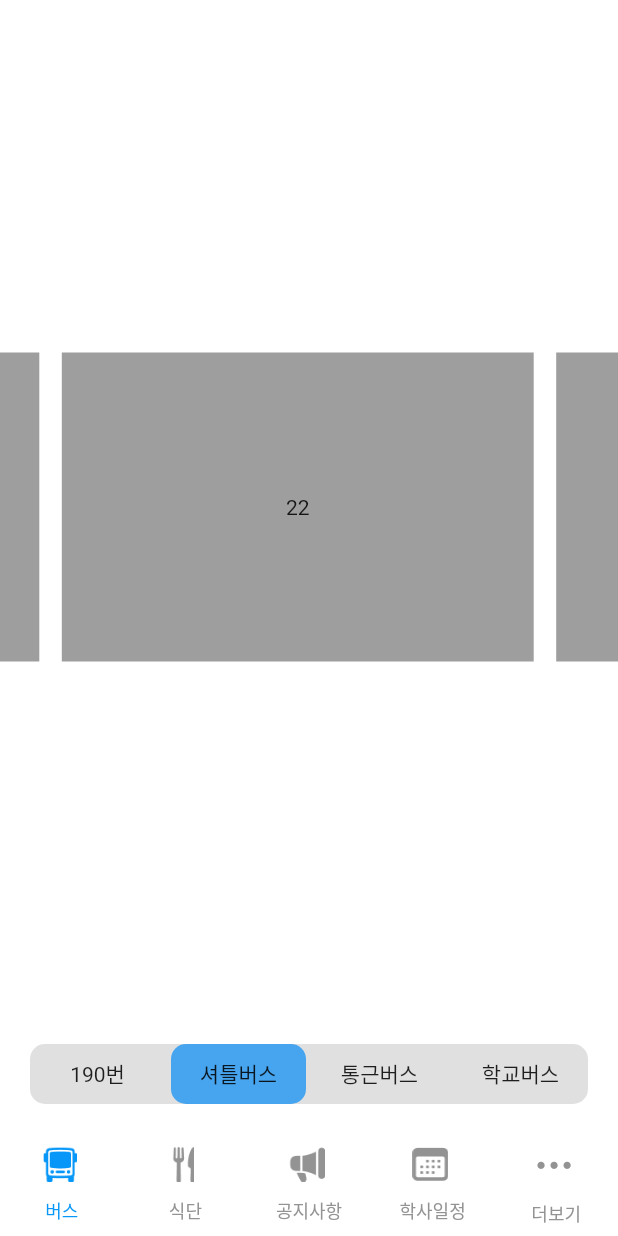
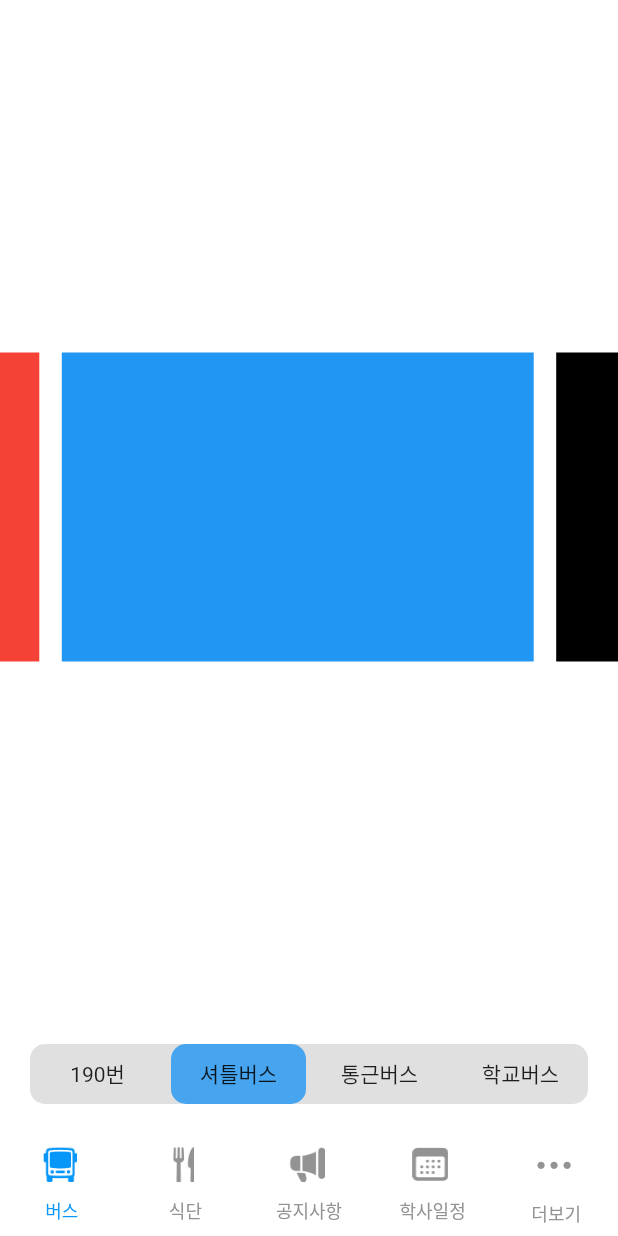
Before and after one commit to Project-Dolphin/Dolphin, a Flutter app: the screen it shows after launch, after a tap on "셔틀버스", on a phone screen of 412 x 824 dp. Run offline on Flutter 3.47's test engine with Material 2 defaults, Android fonts, the light colour scheme and no system bars; drawn by our look-alikes of carousel_slider; our stand-ins replace get.

Commit message:
carousel 위젯 파일 분리

```diff
--- a/lib/pages/bus/bus_page.dart
+++ b/lib/pages/bus/bus_page.dart
@@ -1,172 +1,50 @@
 import 'package:flutter/material.dart';
-import 'package:carousel_slider/carousel_slider.dart';
 import 'package:get/get.dart';
+import 'package:getx_app/widgets/carousel.dart';
 
 import 'bus_controller.dart';
 
 class BusPage extends GetView<BusController> {
+  final List<String> titleList = ['190번', '셔틀버스', '통근버스', '학교버스'];
+  List<dynamic> testPageList = [test1(),test2(),test3(),test4()];
+
   @override
   Widget build(BuildContext context) {
     return Scaffold(
-      body: Container(
-        child: Center(
-          child: CarouselWithIndicatorDemo(),
-        ),
-      ),
+      body: Carousel(pageList: testPageList, titleList: titleList),
     );
   }
 }
 
-class ManuallyControlledSlider extends StatefulWidget {
-  @override
-  State<StatefulWidget> createState() {
-    return _ManuallyControlledSliderState();
-  }
-}
-
-class _ManuallyControlledSliderState extends State<ManuallyControlledSlider> {
-  final CarouselController _controller = CarouselController();
-
-  @override
-  void initState() {
-    super.initState();
-  }
+class test1 extends StatelessWidget {
+  const test1({Key key}) : super(key: key);
 
   @override
   Widget build(BuildContext context) {
-    List<int> list = [1, 2, 3, 4, 5];
-    return Scaffold(
-      body: Column(
-        mainAxisAlignment: MainAxisAlignment.spaceBetween,
-        children: <Widget>[
-          CarouselSlider(
-            items: list
-                .map((item) => Container(
-                      margin: EdgeInsets.fromLTRB(0, 0, 15, 0),
-                      child: Center(child: Text(item.toString())),
-                      color: Colors.grey,
-                    ))
-                .toList(),
-            options: CarouselOptions(
-              enlargeCenterPage: false,
-              enableInfiniteScroll: false,
-            ),
-            carouselController: _controller,
-          ),
-          Padding(
-            padding: EdgeInsets.all(20),
-            child: Container(
-              color: Colors.grey,
-              child: Row(
-                mainAxisAlignment: MainAxisAlignment.center,
-                children: <Widget>[
-                  ...Iterable<int>.generate(list.length).map(
-                    (int pageIndex) => Flexible(
-                      child: InkWell(
-                        onTap: () {
-                          _controller.animateToPage(pageIndex);
-                        },
-                        child: Ink(
-                          height: 40,
-                          child: Center(child: Text("$pageIndex")),
-                        ),
-                      ),
-                    ),
-                  ),
-                ],
-              ),
-            ),
-          ),
-        ],
-      ),
-    );
+    return Container(color: Colors.red,);
   }
 }
-
-class CarouselWithIndicatorDemo extends StatefulWidget {
-  @override
-  State<StatefulWidget> createState() {
-    return _CarouselWithIndicatorState();
-  }
-}
-
-class _CarouselWithIndicatorState extends State<CarouselWithIndicatorDemo> {
-  List<int> list = [11, 22, 33, 44];
-  int _current = 0;
-  final CarouselController _controller = CarouselController();
+class test2 extends StatelessWidget {
+  const test2({Key key}) : super(key: key);
 
   @override
   Widget build(BuildContext context) {
-    return Scaffold(
-      body: Column(
-        children: [
-          Expanded(
-            child: CarouselSlider(
-              items: list
-                  .map((item) => Container(
-                        margin: EdgeInsets.fromLTRB(0, 0, 15, 0),
-                        child: Center(
-                          child: Text(
-                            item.toString(),
-                          ),
-                        ),
-                        color: Colors.grey,
-                      ))
-                  .toList(),
-              carouselController: _controller,
-              options: CarouselOptions(
-                autoPlay: false,
-                enableInfiniteScroll: false,
-                enlargeCenterPage: false,
-                aspectRatio: 2.0,
-                onPageChanged: (index, reason) {
-                  setState(
-                    () {
-                      _current = index;
-                    },
-                  );
-                },
-              ),
-            ),
-          ),
-          Container(
-            height: 40,
-            margin: EdgeInsets.all(20),
-            decoration: BoxDecoration(
-                borderRadius: BorderRadius.circular(10), color: Colors.black12),
-            child: Row(
-              mainAxisAlignment: MainAxisAlignment.spaceBetween,
-              mainAxisSize: MainAxisSize.max,
-              children: list.asMap().entries.map(
-                (entry) {
-                  return GestureDetector(
-                    onTap: () => _controller.animateToPage(entry.key),
-                    child: Container(
-                      width: 90,
-                      decoration: BoxDecoration(
-                          color:
-                              (Theme.of(context).brightness == Brightness.dark
-                                      ? Colors.white
-                                      : Colors.blue)
-                                  .withOpacity(_current == entry.key ? 0.8 : 0),
-                          borderRadius: BorderRadius.circular(
-                              _current == entry.key ? 10 : 0)),
-                      child: Center(
-                          child: Text(entry.key == 0
-                              ? '190번'
-                              : entry.key == 1
-                                  ? '셔틀버스'
-                                  : entry.key == 2
-                                      ? '통근버스'
-                                      : '학교버스')),
-                    ),
-                  );
-                },
-              ).toList(),
-            ),
-          ),
-        ],
-      ),
-    );
+    return Container(color: Colors.blue,);
   }
 }
+class test3 extends StatelessWidget {
+  const test3({Key key}) : super(key: key);
+
+  @override
+  Widget build(BuildContext context) {
+    return Container(color: Colors.black,);
+  }
+}
+class test4 extends StatelessWidget {
+  const test4({Key key}) : super(key: key);
+
+  @override
+  Widget build(BuildContext context) {
+    return Container(color: Colors.yellow,);
+  }
+}
--- /dev/null
+++ b/lib/widgets/carousel.dart
@@ -0,0 +1,84 @@
+import 'package:flutter/material.dart';
+import 'package:carousel_slider/carousel_slider.dart';
+
+class Carousel extends StatefulWidget {
+  final List<dynamic> pageList;
+  final List<String> titleList;
+
+  const Carousel({Key key, @required this.pageList, @required this.titleList})
+      : super(key: key);
+
+  @override
+  _CarouselState createState() => _CarouselState();
+}
+
+class _CarouselState extends State<Carousel> {
+  int _current = 0;
+  final CarouselController _controller = CarouselController();
+
+  @override
+  Widget build(BuildContext context) {
+    return Scaffold(
+      body: Column(
+        children: [
+          Expanded(
+            child: CarouselSlider(
+              items: widget.pageList
+                  .map((item) => Container(
+                        margin: EdgeInsets.fromLTRB(0, 0, 15, 0),
+                        child: Center(
+                          child: item,
+                        ),
+                      ))
+                  .toList(),
+              carouselController: _controller,
+              options: CarouselOptions(
+                autoPlay: false,
+                enableInfiniteScroll: false,
+                enlargeCenterPage: false,
+                aspectRatio: 2.0,
+                onPageChanged: (index, reason) {
+                  setState(
+                    () {
+                      _current = index;
+                    },
+                  );
+                },
+              ),
+            ),
+          ),
+          Container(
+            height: 40,
+            margin: EdgeInsets.all(20),
+            decoration: BoxDecoration(
+                borderRadius: BorderRadius.circular(10), color: Colors.black12),
+            child: Row(
+              mainAxisAlignment: MainAxisAlignment.spaceBetween,
+              mainAxisSize: MainAxisSize.max,
+              children: widget.pageList.asMap().entries.map(
+                (entry) {
+                  return GestureDetector(
+                    onTap: () => _controller.animateToPage(entry.key),
+                    child: Container(
+                      width: 90,
+                      decoration: BoxDecoration(
+                          color:
+                              (Theme.of(context).brightness == Brightness.dark
+                                      ? Colors.white
+                                      : Colors.blue)
+                                  .withOpacity(_current == entry.key ? 0.8 : 0),
+                          borderRadius: BorderRadius.circular(
+                              _current == entry.key ? 10 : 0)),
+                      child: Center(
+                          child: Text(widget.titleList[entry.key])),
+                    ),
+                  );
+                },
+              ).toList(),
+            ),
+          ),
+        ],
+      ),
+    );
+  }
+}
```
